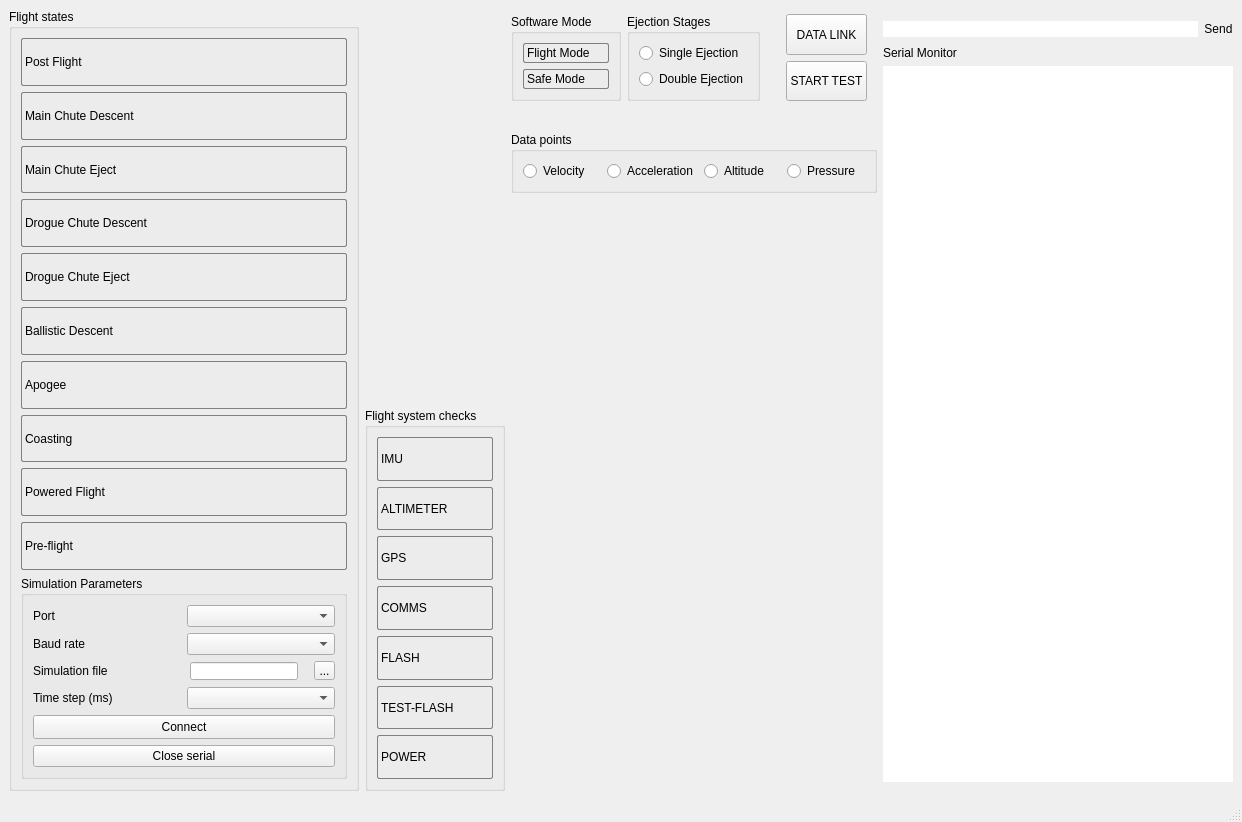
First picture: the form in app/NaFCSE/mainwindow.ui, repository bytecod3/Nakuja-Flight-Computer-Simulation-Engine, before the edit.
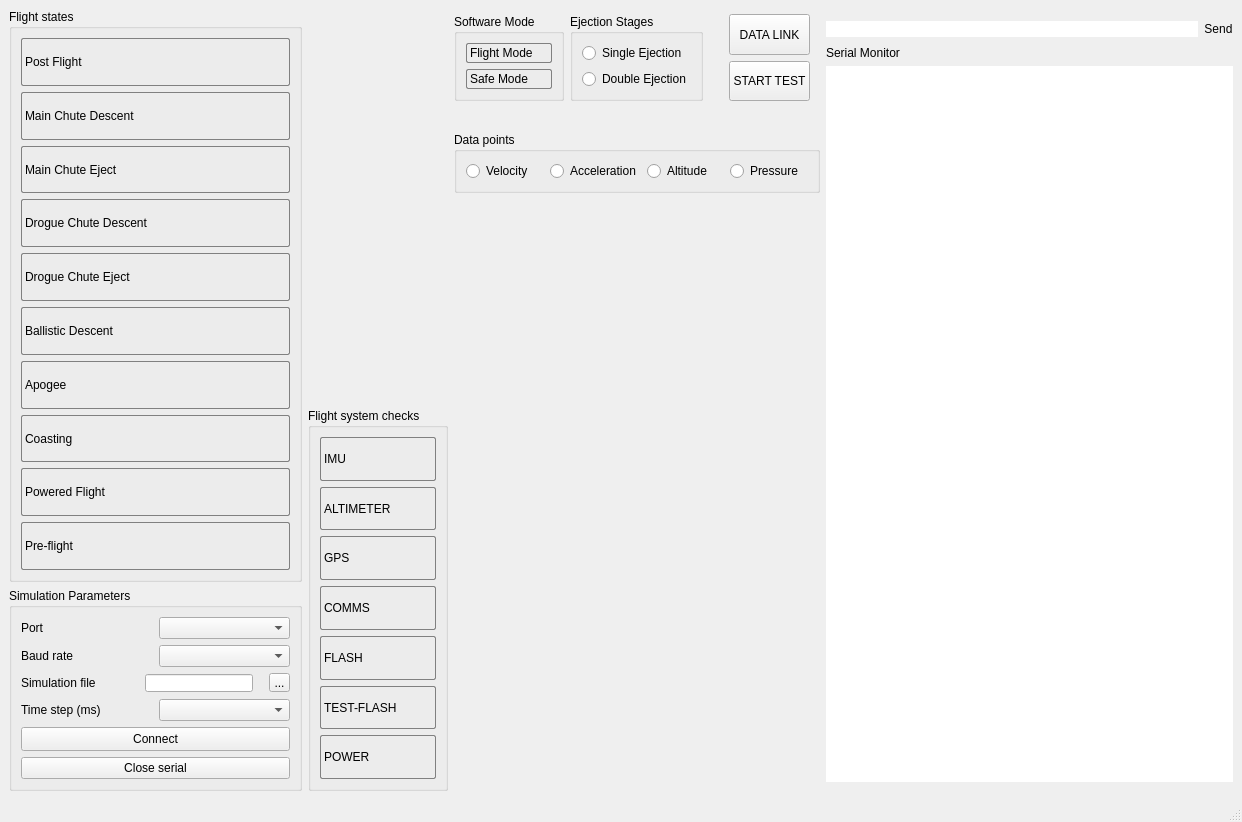
Second picture: the form after the edit. Icons and pictures are not drawn.

Patch:
```diff
--- a/app/NaFCSE/mainwindow.ui
+++ b/app/NaFCSE/mainwindow.ui
@@ -28,7 +28,27 @@
    </property>
    <layout class="QHBoxLayout" name="horizontalLayout_9" stretch="0,0,0,0">
     <item>
+     <layout class="QVBoxLayout" name="verticalLayout_11">
+      <property name="leftMargin">
+       <number>0</number>
+      </property>
+      <property name="topMargin">
+       <number>0</number>
+      </property>
+      <property name="rightMargin">
+       <number>0</number>
+      </property>
+      <property name="bottomMargin">
+       <number>0</number>
+      </property>
+      <item>
      <widget class="QGroupBox" name="flightStatesGroupBox">
+        <property name="sizePolicy">
+         <sizepolicy hsizetype="Preferred" vsizetype="Expanding">
+          <horstretch>0</horstretch>
+          <verstretch>0</verstretch>
+         </sizepolicy>
+        </property>
       <property name="maximumSize">
        <size>
         <width>350</width>
@@ -161,8 +181,17 @@
          </property>
         </widget>
        </item>
+        </layout>
+       </widget>
+      </item>
        <item>
         <widget class="QGroupBox" name="simulationParamsGroupBox">
+        <property name="sizePolicy">
+         <sizepolicy hsizetype="Maximum" vsizetype="Preferred">
+          <horstretch>0</horstretch>
+          <verstretch>0</verstretch>
+         </sizepolicy>
+        </property>
          <property name="title">
           <string>Simulation Parameters</string>
          </property>
@@ -285,7 +314,6 @@
         </widget>
        </item>
       </layout>
-     </widget>
     </item>
     <item>
      <layout class="QVBoxLayout" name="verticalLayout_9">
```
Lines whose indentation alone changed are shown as unchanged.
